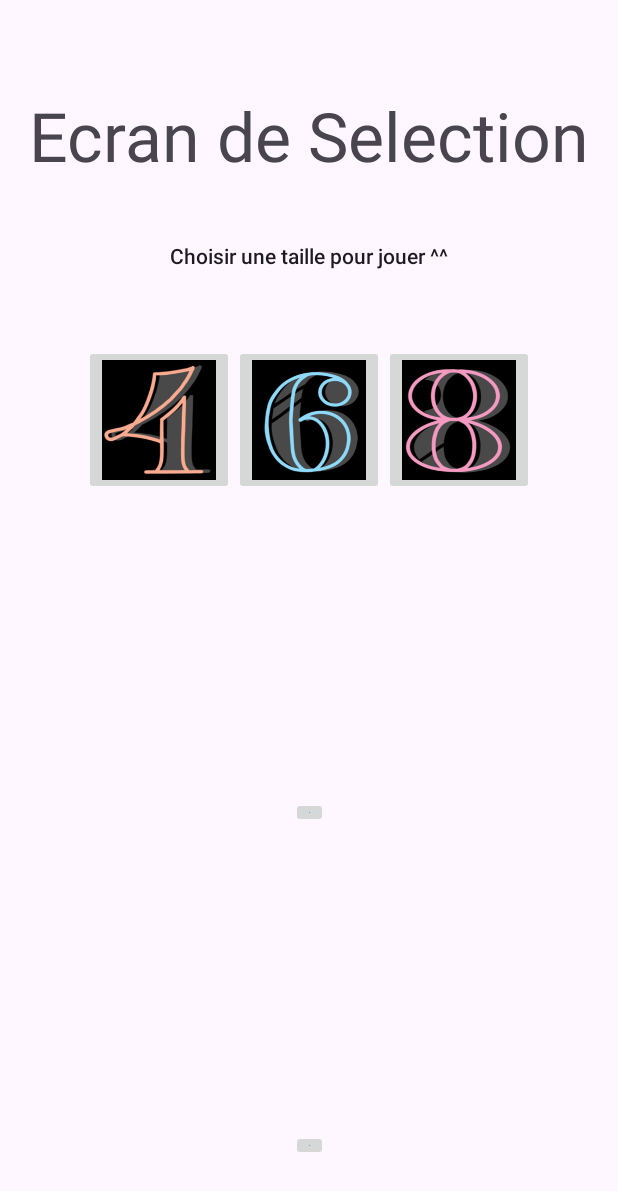
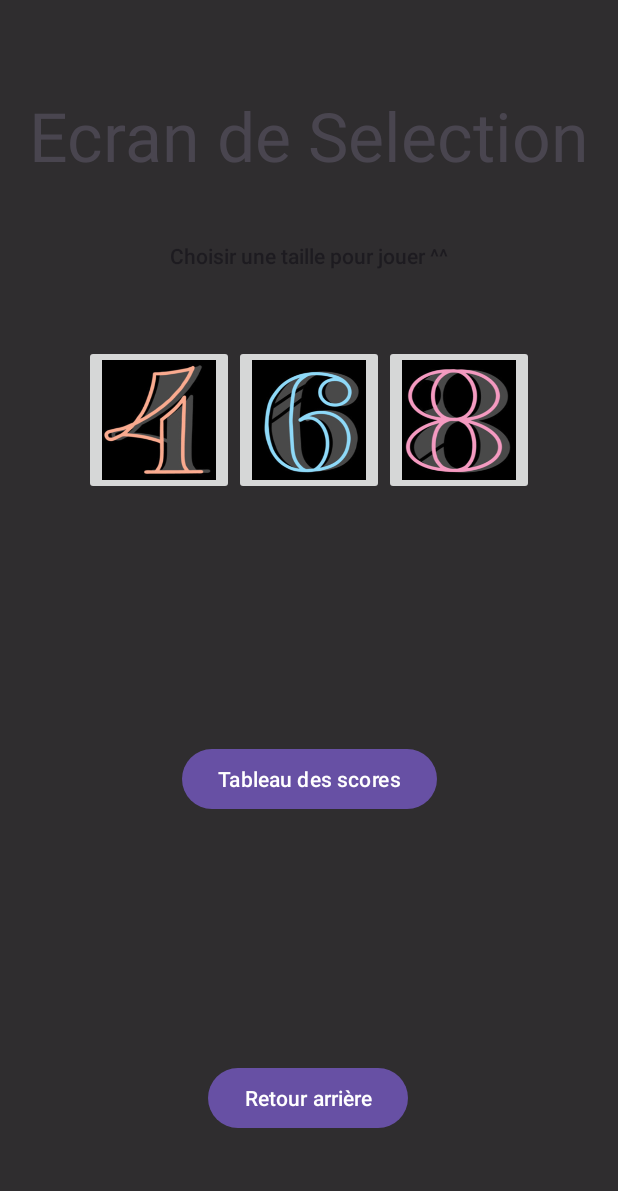
Before and after one commit to Tmalinge/Color_tiles, an Android app: the Selector_page screen opened directly, with no data from a screen before it, on a phone screen of 412 x 824 dp. Shown: the top 1191 px of the screen. Run offline under Robolectric (Android 15) with nearby library versions, the phone set to English and light mode, and no system bars.

Commit message:
Activité jeu + liaison page selection

```diff
--- a/app/src/main/AndroidManifest.xml
+++ b/app/src/main/AndroidManifest.xml
@@ -13,6 +13,9 @@
         android:theme="@style/Theme.Color_tiles"
         tools:targetApi="31">
         <activity
+            android:name=".ActivityGame"
+            android:exported="false" />
+        <activity
             android:name=".Selector_page"
             android:exported="false" />
         <activity
--- a/app/src/main/java/com/example/color_tiles/Selector_page.java
+++ b/app/src/main/java/com/example/color_tiles/Selector_page.java
@@ -1,6 +1,9 @@
 package com.example.color_tiles;
 
+import android.content.Intent;
 import android.os.Bundle;
+import android.view.View;
+
 import androidx.appcompat.app.AppCompatActivity;
 import com.example.color_tiles.databinding.ActivitySelectorPageBinding;
 
@@ -13,4 +16,47 @@ public class Selector_page extends AppCompatActivity {
         binding = ActivitySelectorPageBinding.inflate(getLayoutInflater());
         setContentView(binding.getRoot());
     }
+
+    @Override
+    protected void onResume() {
+        super.onResume();
+        binding.imageButton5.setOnClickListener(new View.OnClickListener() {
+            public void onClick(View v) {
+                Intent intent = new Intent(Selector_page.this, ActivityGame.class);
+                Bundle bundle = new Bundle();
+                bundle.putSerializable("data", 4);
+                intent.putExtras(bundle);
+                startActivity(intent);
+            }
+        });
+
+        binding.imageButton3.setOnClickListener(new View.OnClickListener() {
+            public void onClick(View v) {
+                Intent intent = new Intent(Selector_page.this, ActivityGame.class);
+                Bundle bundle = new Bundle();
+                bundle.putSerializable("data", 6);
+                intent.putExtras(bundle);
+                startActivity(intent);
+            }
+        });
+
+        binding.imageButton6.setOnClickListener(new View.OnClickListener() {
+            public void onClick(View v) {
+                Intent intent = new Intent(Selector_page.this, ActivityGame.class);
+                Bundle bundle = new Bundle();
+                bundle.putSerializable("data", 8);
+                intent.putExtras(bundle);
+                startActivity(intent);
+            }
+        });
+        binding.imageButton9.setOnClickListener(new View.OnClickListener() {
+            @Override
+            public void onClick(View v) {
+                Intent intent = new Intent(Selector_page.this,MainActivity.class);
+                startActivity(intent);
+            }
+        });
+
+
+    }
 }
--- a/app/src/main/res/layout/activity_selector_page.xml
+++ b/app/src/main/res/layout/activity_selector_page.xml
@@ -5,7 +5,8 @@
     android:id="@+id/main"
     android:layout_width="match_parent"
     android:layout_height="match_parent"
-    tools:context=".Selector_page">
+    tools:context=".Selector_page"
+    android:background="#D0000000">
 
     <TextView
         android:id="@+id/textView"
@@ -64,26 +65,28 @@
         app:layout_constraintTop_toBottomOf="@+id/textView2"
         app:srcCompat="@drawable/eight" />
 
-    <ImageButton
+    <Button
         android:id="@+id/imageButton7"
         android:layout_width="wrap_content"
         android:layout_height="wrap_content"
-        android:contentDescription="@string/score"
-        android:src="@drawable/button_bleu"
+        android:text="@string/score"
+        android:drawablePadding="50dp"
         app:layout_constraintBottom_toTopOf="@+id/imageButton9"
         app:layout_constraintEnd_toEndOf="parent"
         app:layout_constraintStart_toStartOf="parent"
         app:layout_constraintTop_toBottomOf="@+id/imageButton3" />
 
-    <ImageButton
+    <Button
         android:id="@+id/imageButton9"
         android:layout_width="wrap_content"
         android:layout_height="wrap_content"
-        android:layout_marginBottom="50dp"
-        android:contentDescription="@string/back"
-        android:src="@drawable/button_bleu"
+        android:layout_marginBottom="68dp"
+        android:drawablePadding="50dp"
+        android:text="@string/back"
         app:layout_constraintBottom_toBottomOf="parent"
         app:layout_constraintEnd_toEndOf="parent"
-        app:layout_constraintStart_toStartOf="parent"/>
+        app:layout_constraintHorizontal_bias="0.498"
+        app:layout_constraintStart_toStartOf="parent" />
+
 
 </androidx.constraintlayout.widget.ConstraintLayout>
--- a/app/src/main/res/values/strings.xml
+++ b/app/src/main/res/values/strings.xml
@@ -5,6 +5,6 @@
     <string name="dimension_6x6">Dimension 6x6</string>
     <string name="dimension_4x4">Dimension 4x4</string>
     <string name="dimension_8x8">Dimension 8x8</string>
-    <string name="score">score</string>
-    <string name="back">back</string>
+    <string name="score">Tableau des scores</string>
+    <string name="back">Retour arrière</string>
 </resources>
```
Also changed, not shown: app/src/main/java/com/example/color_tiles/ActivityGame.java (added, +102 -0 lines), app/src/main/res/layout/activity_game.xml (added, +46 -0 lines), app/src/main/res/drawable/black.png (added), app/src/main/res/drawable/blue.png (added), app/src/main/res/drawable/blue_lock.png (added), app/src/main/res/drawable/red.png (added), app/src/main/res/drawable/red_lock.png (added).
